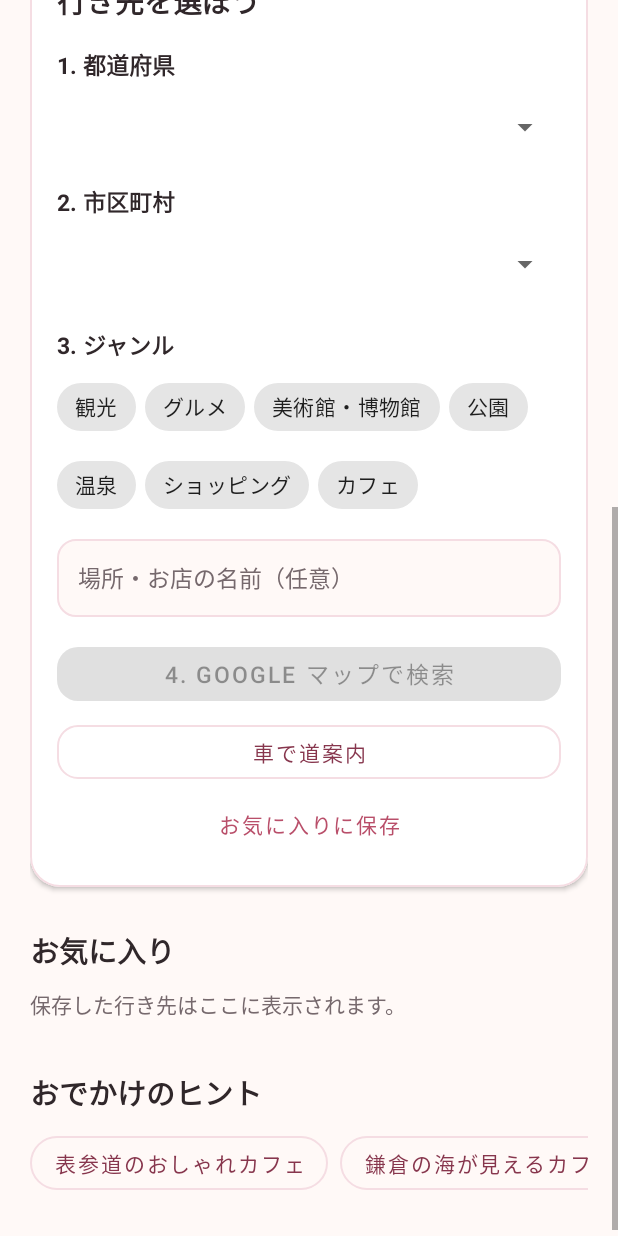
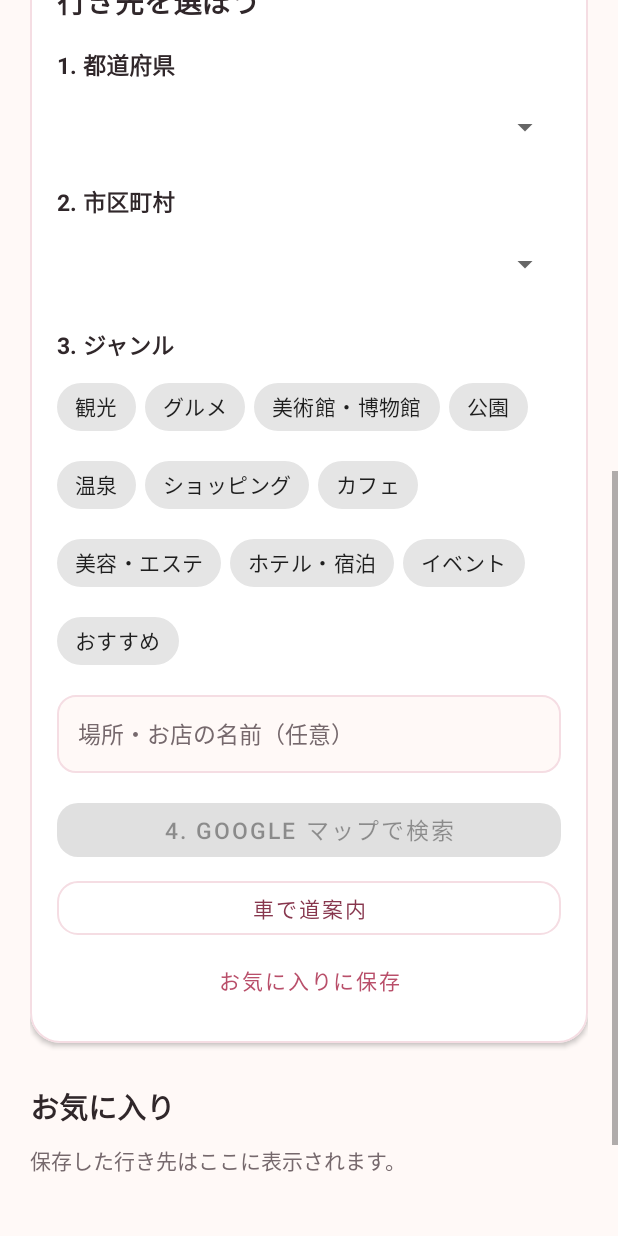
Before and after one commit to kenjkenta0813-sketch/tokimeite-nabi, an Android app: the layout activity_main.xml on its own in the app's theme, with its tools: preview values and no code run, scrolled down 576 dp, on a phone screen of 412 x 824 dp. Run offline under Robolectric (Android 15) with nearby library versions, the phone set to English and light mode, and no system bars; network calls fail.

Commit message:
Update activity_main.xml

```diff
--- a/app/src/main/res/layout/activity_main.xml
+++ b/app/src/main/res/layout/activity_main.xml
@@ -181,6 +181,39 @@ android:focusable="true"
                         android:layout_height="wrap_content"
                         android:checkable="true"
                         android:text="@string/genre_cafe" />
+
+                     <com.google.android.material.chip.Chip
+                        android:id="@+id/genre_beauty"
+                        style="@style/Widget.MaterialComponents.Chip.Choice"
+                        android:layout_width="wrap_content"
+                        android:layout_height="wrap_content"
+                        android:checkable="true"
+                        android:text="美容・エステ" />
+
+                      <com.google.android.material.chip.Chip
+                       android:id="@+id/genre_hotel"
+                       style="@style/Widget.MaterialComponents.Chip.Choice"
+                       android:layout_width="wrap_content"
+                       android:layout_height="wrap_content"
+                       android:checkable="true"
+                       android:text="ホテル・宿泊" />
+
+                     <com.google.android.material.chip.Chip
+                       android:id="@+id/genre_event"
+                       style="@style/Widget.MaterialComponents.Chip.Choice"
+                       android:layout_width="wrap_content"
+                       android:layout_height="wrap_content"
+                       android:checkable="true"
+                       android:text="イベント" />
+
+                    <com.google.android.material.chip.Chip
+                       android:id="@+id/genre_recommended"
+                       style="@style/Widget.MaterialComponents.Chip.Choice"
+                       android:layout_width="wrap_content"
+                       android:layout_height="wrap_content"
+                       android:checkable="true"
+                       android:text="おすすめ" />
+
                 </com.google.android.material.chip.ChipGroup>
 
                 <EditText
```
